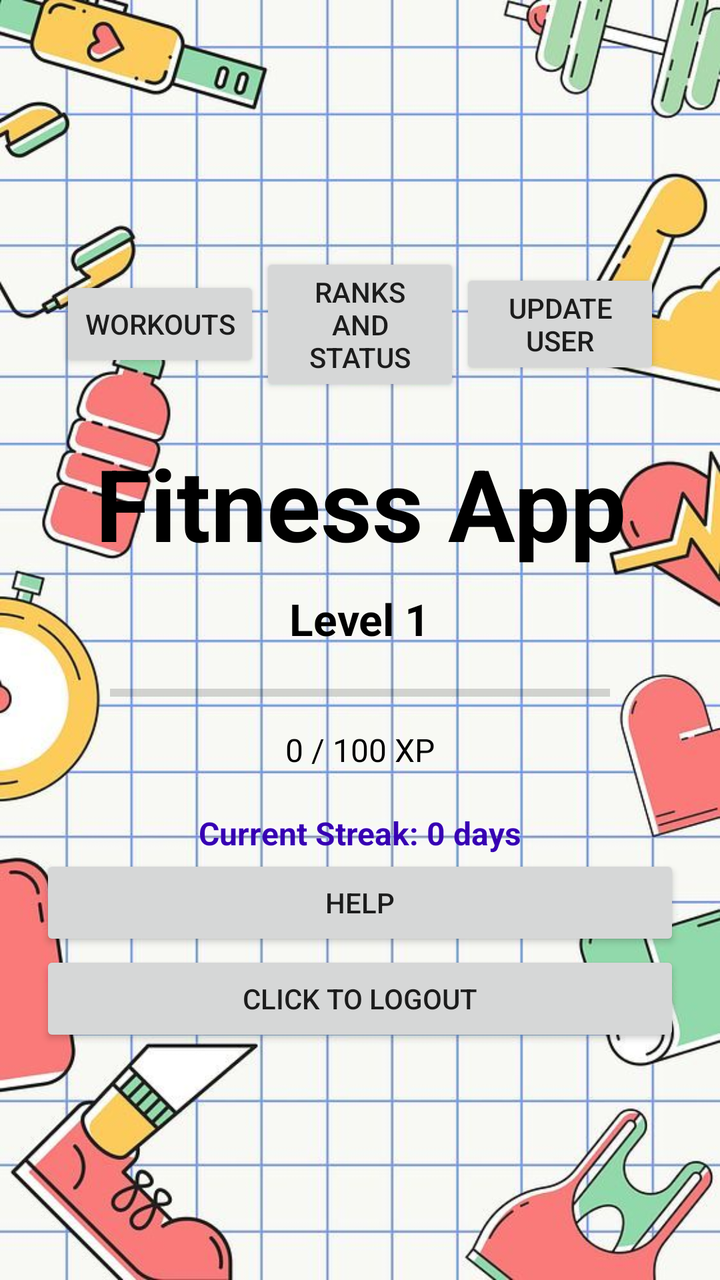
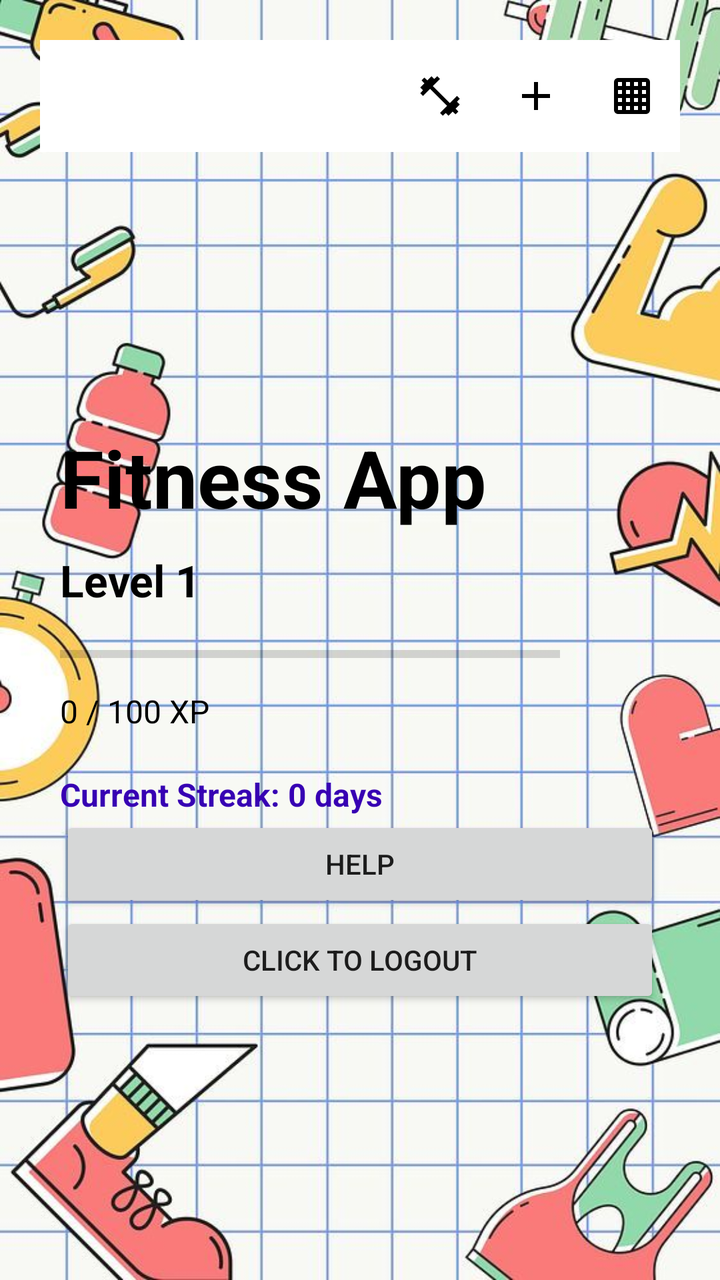

Screens rendered from an Android XML layout before and after an edit, with the pre-edit source and the edit as a unified diff.
<!-- AndroidManifest.xml: application theme Theme.AppCompat.Light.NoActionBar -->
<!-- res/layout/activity_main.xml -->
<?xml version="1.0" encoding="utf-8"?>
<LinearLayout xmlns:android="http://schemas.android.com/apk/res/android"
    android:orientation="vertical"
    android:layout_width="match_parent"
    android:layout_height="match_parent"
    android:gravity="center"
    android:textStyle="bold"
    android:background="@drawable/background"
    android:padding="20dp">

    
    <LinearLayout
        android:id="@+id/topToolbar"
        android:layout_width="match_parent"
        android:layout_height="wrap_content"
        android:orientation="horizontal"
        android:gravity="center"
        android:padding="10dp">

        <Button
            android:id="@+id/buttonWorkouts"
            android:layout_width="0dp"
            android:layout_height="wrap_content"
            android:layout_weight="1"
            android:text="@string/workouts" />

        <Button
            android:id="@+id/buttonRank"
            android:layout_width="0dp"
            android:layout_height="wrap_content"
            android:layout_weight="1"
            android:text="@string/rankstatus" />

        <Button
            android:id="@+id/buttonUserUpdateData"
            android:layout_width="0dp"
            android:layout_height="wrap_content"
            android:layout_weight="1"
            android:text="@string/updateuser" />
    </LinearLayout>


    <TextView
        android:id="@+id/titleText"
        android:layout_width="wrap_content"
        android:layout_height="wrap_content"
        android:text="Fitness App"
        android:textSize="50sp"
        android:textStyle="bold"
        android:gravity="center"
        android:textColor="#FF000000"
        android:layout_marginTop="10dp" />


    <TextView
        android:id="@+id/levelText"
        android:layout_width="wrap_content"
        android:layout_height="wrap_content"
        android:text="Level 1"
        android:textStyle="bold"
        android:textSize="22sp"
        android:textColor="#000000"
        android:layout_marginTop="10dp"/>


    <ProgressBar
        android:id="@+id/xpProgress"
        style="?android:attr/progressBarStyleHorizontal"
        android:layout_width="250dp"
        android:layout_height="25dp"
        android:progress="0"
        android:max="100"
        android:layout_marginTop="10dp" />


    <TextView
        android:id="@+id/xpText"
        android:layout_width="wrap_content"
        android:layout_height="wrap_content"
        android:text="0 / 100 XP"
        android:textSize="16sp"
        android:textColor="#000000"
        android:layout_marginTop="5dp"/>


    <TextView
        android:id="@+id/streakText"
        android:layout_width="wrap_content"
        android:layout_height="wrap_content"
        android:text="Current Streak: 0 days"
        android:textSize="16sp"
        android:textStyle="bold"
        android:textColor="#FF3700B3"
        android:layout_marginTop="20dp"/>

    <Button
        android:id="@+id/buttonHelp"
        android:layout_width="match_parent"
        android:layout_height="wrap_content"
        android:text="@string/help"
        android:layout_gravity="bottom"/>
    <Button
        android:id="@+id/buttonLogout"
        android:layout_width="match_parent"
        android:layout_height="wrap_content"
        android:text="@string/signout"
        android:layout_gravity="bottom"/>

</LinearLayout>
<!-- resources referenced by this layout -->
<resources>
  <!-- drawable background: png bitmap (drawable, 89380 bytes) -->
  <string name="help">Help</string>
  <string name="rankstatus">Ranks and Status</string>
  <string name="signout">Click to logout</string>
  <string name="updateuser">Update User</string>
  <string name="workouts">Workouts</string>
</resources>

<!-- the commit's change to res/layout/activity_main.xml (unified diff, before → after) -->
@@ -1,5 +1,6 @@
 <?xml version="1.0" encoding="utf-8"?>
 <LinearLayout xmlns:android="http://schemas.android.com/apk/res/android"
+    xmlns:app="http://schemas.android.com/apk/res-auto"
     android:orientation="vertical"
     android:layout_width="match_parent"
     android:layout_height="match_parent"
@@ -9,101 +10,80 @@
     android:padding="20dp">
 
     
-    <LinearLayout
-        android:id="@+id/topToolbar"
+    <androidx.appcompat.widget.Toolbar
+        android:id="@+id/mainToolbar"
+        app:menu="@menu/main_menu"
         android:layout_width="match_parent"
         android:layout_height="wrap_content"
-        android:orientation="horizontal"
-        android:gravity="center"
+        android:background="#FFFFFF" />
+
+    <LinearLayout
+        android:layout_width="match_parent"
+        android:layout_height="match_parent"
+        android:orientation="vertical"
+        android:gravity="center_vertical"
         android:padding="10dp">
 
+        <TextView
+            android:id="@+id/titleText"
+            android:layout_width="wrap_content"
+            android:layout_height="wrap_content"
+            android:text="Fitness App"
+            android:textSize="40sp"
+            android:textStyle="bold"
+            android:textColor="#FF000000"
+            android:layout_marginTop="20dp" />
+
+        <TextView
+            android:id="@+id/levelText"
+            android:layout_width="wrap_content"
+            android:layout_height="wrap_content"
+            android:text="Level 1"
+            android:textStyle="bold"
+            android:textSize="22sp"
+            android:textColor="#000000"
+            android:layout_marginTop="10dp"/>
+
+        <ProgressBar
+            android:id="@+id/xpProgress"
+            style="?android:attr/progressBarStyleHorizontal"
+            android:layout_width="250dp"
+            android:layout_height="25dp"
+            android:progress="0"
+            android:max="100"
+            android:layout_marginTop="10dp" />
+
+        <TextView
+            android:id="@+id/xpText"
+            android:layout_width="wrap_content"
+            android:layout_height="wrap_content"
+            android:text="0 / 100 XP"
+            android:textSize="16sp"
+            android:textColor="#000000"
+            android:layout_marginTop="5dp"/>
+
+        <TextView
+            android:id="@+id/streakText"
+            android:layout_width="wrap_content"
+            android:layout_height="wrap_content"
+            android:text="Current Streak: 0 days"
+            android:textSize="16sp"
+            android:textStyle="bold"
+            android:textColor="#FF3700B3"
+            android:layout_marginTop="20dp"/>
         <Button
-            android:id="@+id/buttonWorkouts"
-            android:layout_width="0dp"
+            android:id="@+id/buttonHelp"
+            android:layout_width="match_parent"
             android:layout_height="wrap_content"
-            android:layout_weight="1"
-            android:text="@string/workouts" />
-
+            android:text="@string/help"
+            android:layout_gravity="bottom"/>
         <Button
-            android:id="@+id/buttonRank"
-            android:layout_width="0dp"
+            android:id="@+id/buttonLogout"
+            android:layout_width="match_parent"
             android:layout_height="wrap_content"
-            android:layout_weight="1"
-            android:text="@string/rankstatus" />
-
-        <Button
-            android:id="@+id/buttonUserUpdateData"
-            android:layout_width="0dp"
-            android:layout_height="wrap_content"
-            android:layout_weight="1"
-            android:text="@string/updateuser" />
-    </LinearLayout>
-
-
-    <TextView
-        android:id="@+id/titleText"
-        android:layout_width="wrap_content"
-        android:layout_height="wrap_content"
-        android:text="Fitness App"
-        android:textSize="50sp"
-        android:textStyle="bold"
-        android:gravity="center"
-        android:textColor="#FF000000"
-        android:layout_marginTop="10dp" />
-
-
-    <TextView
-        android:id="@+id/levelText"
-        android:layout_width="wrap_content"
-        android:layout_height="wrap_content"
-        android:text="Level 1"
-        android:textStyle="bold"
-        android:textSize="22sp"
-        android:textColor="#000000"
-        android:layout_marginTop="10dp"/>
-
-
-    <ProgressBar
-        android:id="@+id/xpProgress"
-        style="?android:attr/progressBarStyleHorizontal"
-        android:layout_width="250dp"
-        android:layout_height="25dp"
-        android:progress="0"
-        android:max="100"
-        android:layout_marginTop="10dp" />
-
-
-    <TextView
-        android:id="@+id/xpText"
-        android:layout_width="wrap_content"
-        android:layout_height="wrap_content"
-        android:text="0 / 100 XP"
-        android:textSize="16sp"
-        android:textColor="#000000"
-        android:layout_marginTop="5dp"/>
-
-
-    <TextView
-        android:id="@+id/streakText"
-        android:layout_width="wrap_content"
-        android:layout_height="wrap_content"
-        android:text="Current Streak: 0 days"
-        android:textSize="16sp"
-        android:textStyle="bold"
-        android:textColor="#FF3700B3"
-        android:layout_marginTop="20dp"/>
-
-    <Button
-        android:id="@+id/buttonHelp"
-        android:layout_width="match_parent"
-        android:layout_height="wrap_content"
-        android:text="@string/help"
-        android:layout_gravity="bottom"/>
-    <Button
-        android:id="@+id/buttonLogout"
-        android:layout_width="match_parent"
-        android:layout_height="wrap_content"
-        android:text="@string/signout"
-        android:layout_gravity="bottom"/>
+            android:text="@string/signout"
+            android:layout_gravity="bottom"/>
 
 </LinearLayout>
+
+</LinearLayout>
<!-- resource entries referenced after the edit -->
@@ -2,9 +2,6 @@
 <resources>
   <!-- drawable background: png bitmap (drawable, 89380 bytes) -->
   <string name="help">Help</string>
-  <string name="rankstatus">Ranks and Status</string>
   <string name="signout">Click to logout</string>
-  <string name="updateuser">Update User</string>
-  <string name="workouts">Workouts</string>
 </resources>
 
